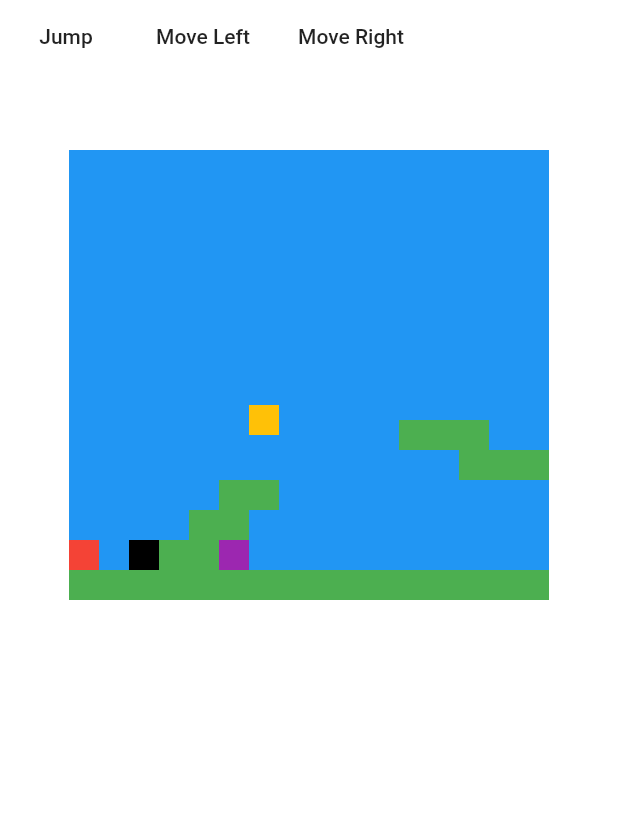
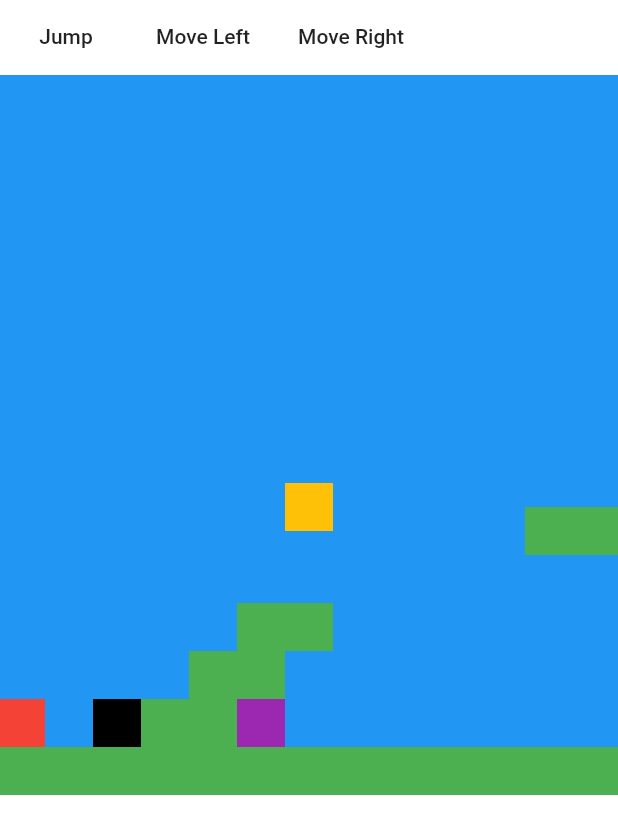
Before and after one commit to nlatham1999/Flutter_Game_2, a Flutter app: the screen it shows after launch, on a phone screen of 412 x 824 dp. Shown: the top 834 px of the screen. Run offline on Flutter 3.47's test engine with Material 2 defaults, Android fonts, the phone set to English and light mode, and no system bars.

Commit message:
fixing view

```diff
--- a/lib/controllers/gamecontroller.dart
+++ b/lib/controllers/gamecontroller.dart
@@ -33,16 +33,27 @@ class GameController  extends ChangeNotifier{
   late double offsetX;
   double offsetY;
 
+
+  int cellsPerView = 15;
+
   GameController({
     required this.offsetY,
     required Size screenSize,
   }){
+
+    viewMapWidth = 12;
+
+    int divisor = viewMapWidth;
+    if(screenSize.height < screenSize.width){
+      divisor = 16;
+    }
+
     double minDimension = screenSize.shortestSide;
-    double cellSize = (minDimension/18) - ((minDimension/18) % 4);
+    double cellSize = (minDimension/divisor) - ((minDimension/divisor) % 4);
     cellHeight = cellSize;
     cellWidth = cellSize;
 
-    offsetX = (screenSize.width - (cellSize * 16)) / 2;
+    offsetX = (screenSize.width - (cellSize * (viewMapWidth+1))) / 2;
 
     reset();
   }
@@ -61,7 +72,6 @@ class GameController  extends ChangeNotifier{
 
     viewMapLeft = 0;
     viewMapRight = 15;
-    viewMapWidth = 15;
 
     gameOver = false;
   }
--- a/lib/views/gamescreen.dart
+++ b/lib/views/gamescreen.dart
@@ -17,7 +17,7 @@ class GameScreen extends StatefulWidget {
 class _GameScreenState extends State<GameScreen> {
   late Timer _timer;
   bool _gameOver = false;
-  GameController _gameController = GameController(offsetY: 100, screenSize: MediaQueryData.fromWindow(WidgetsBinding.instance!.window).size);
+  GameController _gameController = GameController(offsetY: 50, screenSize: MediaQueryData.fromWindow(WidgetsBinding.instance!.window).size);
 
   @override
   void initState() {
```
